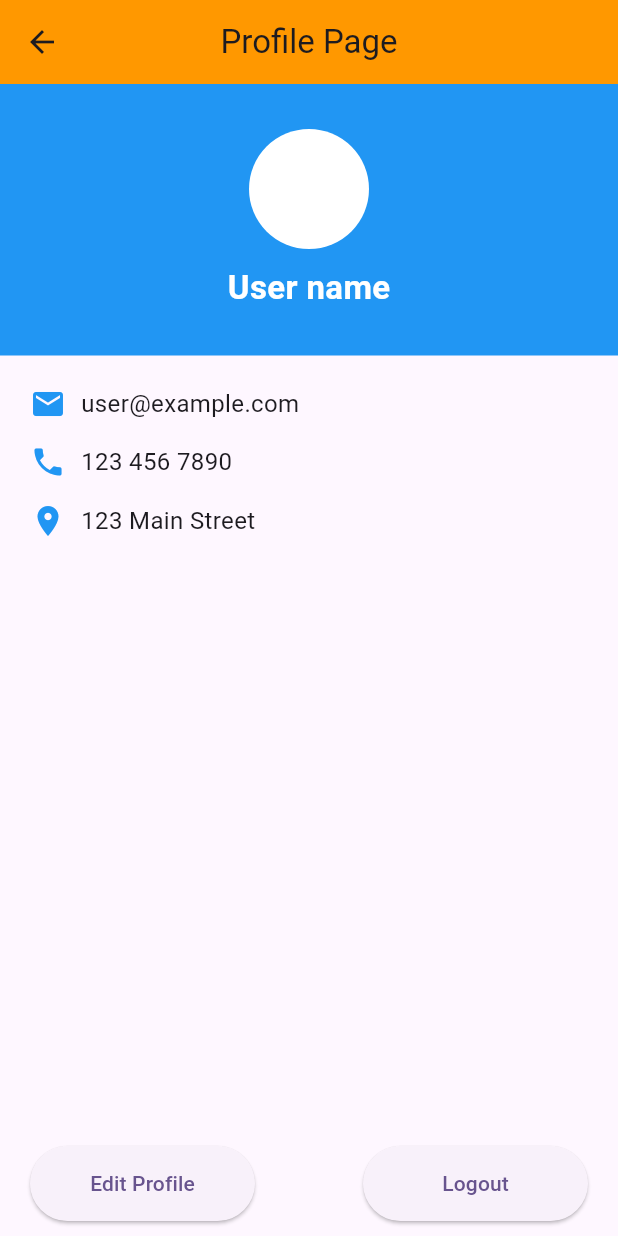
After one commit to Supatcha-Aoumdee/flutterproject, a Flutter app: the screen it shows after launch, after a tap on "Go to Answer 4", on a phone screen of 412 x 824 dp. The commit adds this screen. Run offline on Flutter 3.47's test engine with Material 3 defaults, Android fonts, the phone set to English and light mode, and no system bars.

Commit message:
Week3 Lab

```diff
--- a/lib/main.dart
+++ b/lib/main.dart
@@ -1,5 +1,10 @@
-import 'package:demoproject/homepage.dart';
+// import 'package:demoproject/bottom_navigation_bar/bottom_navigation_bar.dart';
+// import 'package:demoproject/page_navigation/first_page.dart';
 import 'package:flutter/material.dart';
+import 'package:demoproject/page_answer/answer1.dart';
+import 'package:demoproject/page_answer/answer2.dart';
+import 'package:demoproject/page_answer/answer3.dart';
+import 'package:demoproject/page_answer/answer4.dart';
 
 void main() {
   runApp(const MyApp());
@@ -12,37 +17,73 @@ class MyApp extends StatelessWidget {
   Widget build(BuildContext context) {
     return MaterialApp(
       title: 'Flutter Demo',
-      debugShowCheckedModeBanner: false, //ป้องกันว่าจะแสดงเป็น version debug อยู่
+      debugShowCheckedModeBanner: false,
       theme: ThemeData(
         colorScheme: ColorScheme.fromSeed(seedColor: Colors.deepPurple),
         useMaterial3: true,
       ),
-      home: Scaffold(//Scaffold ใช้จัดโครงสร้างของ app
-        appBar: AppBar(
-          title: const Text( //Text widget
-            'Flustter Demo',
-            style: TextStyle(color: Colors.white),
-        ),
-        leading: const Icon(Icons.add),
-        backgroundColor: Colors.lightBlue,
-        ), //Widget dynamic
-        body: Container(//เป็นเสมือน box
-          height: 100,
-          width: 100,
-          //ถ้าปิด 3 อันล่างนี้จะมีการเตือนตรง container ให้ใช้ Sizedbox
-          color: Colors.green,
-          padding: const EdgeInsets.all(20),//กำหนดกรอบภายใน
-          margin: const EdgeInsets.all(20),//กำหนดกรอบภายนอก
-          child: const Text('Hello')
-        ),//body เป็นตัวบอกว่าจะใส่อะไรไว้ในนี้
-
-        floatingActionButton: FloatingActionButton(
-          onPressed: () {//ปุ่มลอย ๆ บนหน้าจอ
-          print("Hello");//debug
-        },
-        child: const Icon(Icons.phone),//เพิ่มรูปในปุ่ม
-        ),
-      ) //const MyHomePage(),
-);
+      home: const HomePage(),
+    );
   }
 }
+
+class HomePage extends StatelessWidget {
+  const HomePage({super.key});
+
+  @override
+  Widget build(BuildContext context) {
+    return Scaffold(
+      appBar: AppBar(
+        centerTitle: true,
+        title: const Text('My Answer'),
+        backgroundColor: Colors.amber,
+      ),
+      body: Center(
+        child: Column(
+          mainAxisAlignment: MainAxisAlignment.center,
+          children: [
+            ElevatedButton(
+              onPressed: () {
+                Navigator.push(
+                  context,
+                  MaterialPageRoute(builder: (context) => const Answer1()),
+                );
+              },
+              child: const Text('Go to Answer 1'),
+            ),
+            const SizedBox(height: 10),
+            ElevatedButton(
+              onPressed: () {
+                Navigator.push(
+                  context,
+                  MaterialPageRoute(builder: (context) => const Answer2()),
+                );
+              },
+              child: const Text('Go to Answer 2'),
+            ),
+            const SizedBox(height: 10),
+            ElevatedButton(
+              onPressed: () {
+                Navigator.push(
+                  context,
+                  MaterialPageRoute(builder: (context) => const Answer3()),
+                );
+              },
+              child: const Text('Go to Answer 3'),
+            ),
+            const SizedBox(height: 10),
+            ElevatedButton(
+              onPressed: () {
+                Navigator.push(
+                  context,
+                  MaterialPageRoute(builder: (context) => const Answer4()),
+                );
+              },
+              child: const Text('Go to Answer 4'),
+            ),
+          ],
+        ),
+      ),
+    );
+  }
+}
--- /dev/null
+++ b/lib/page_answer/answer4.dart
@@ -0,0 +1,111 @@
+import 'package:flutter/material.dart';
+
+class Answer4 extends StatefulWidget {
+  const Answer4({super.key});
+
+  @override
+  State<Answer4> createState() => _Answer4State();
+}
+
+class _Answer4State extends State<Answer4> {
+  @override
+  Widget build(BuildContext context) {
+    return Scaffold(
+      appBar: AppBar(
+        centerTitle: true,
+        title: const Text('Profile Page'),
+        backgroundColor: Colors.orange,
+      ),
+      body:
+        Column(
+          crossAxisAlignment: CrossAxisAlignment.start,
+          children: [
+            Container(
+              width: double.infinity,
+              color: Colors.blue,
+              padding: const EdgeInsets.symmetric(vertical: 30),
+              child: Column(
+                children: [
+                  Container(
+                    width: 80,
+                    height: 80,
+                    decoration: const BoxDecoration(
+                      shape: BoxShape.circle,
+                      color: Colors.white,
+                    ),
+                  ),
+                  const SizedBox(height: 10),
+                  const Text(
+                    'User name',
+                    style: TextStyle(
+                      color: Colors.white,
+                      fontSize: 22,
+                      fontWeight: FontWeight.bold,
+                    ),
+                  ),
+                ],
+              ),
+            ),
+            const SizedBox(height: 20),
+
+            // Profile Information Section
+            const Padding(
+              padding: EdgeInsets.symmetric(horizontal: 20),
+              child: Column(
+                children: [
+                  Row(
+                    children: [
+                      Icon(Icons.email, color: Colors.blue),
+                      SizedBox(width: 10),
+                      Text('user@example.com', style: TextStyle(fontSize: 16)),
+                    ],
+                  ),
+                  SizedBox(height: 15),
+                  Row(
+                    children: [
+                      Icon(Icons.phone, color: Colors.blue),
+                      SizedBox(width: 10),
+                      Text('123 456 7890', style: TextStyle(fontSize: 16)),
+                    ],
+                  ),
+                  SizedBox(height: 15),
+                  Row(
+                    children: [
+                      Icon(Icons.location_on, color: Colors.blue),
+                      SizedBox(width: 10),
+                      Text('123 Main Street', style: TextStyle(fontSize: 16)),
+                    ],
+                  ),
+                ],
+              ),
+            ),
+            const SizedBox(height: 20),
+          ],
+        ),
+      bottomNavigationBar: Padding(
+        padding: const EdgeInsets.symmetric(horizontal: 20, vertical: 10),
+        child: Row(
+          mainAxisAlignment: MainAxisAlignment.spaceBetween,
+          children: [
+            ElevatedButton(
+              onPressed: () {
+              },
+              style: ElevatedButton.styleFrom(
+                minimumSize: const Size(150, 50),
+              ),
+              child: const Text('Edit Profile'),
+            ),
+            ElevatedButton(
+              onPressed: () {
+              },
+              style: ElevatedButton.styleFrom(
+                minimumSize: const Size(150, 50),
+              ),
+              child: const Text('Logout'),
+            ),
+          ],
+        ),
+      ),
+    );
+  }
+}
```
Also changed, not shown: lib/my_stateful_widget.dart (added, +71 -0 lines), lib/page_answer/answer1.dart (added, +71 -0 lines), lib/page_answer/answer2.dart (added, +80 -0 lines), lib/page_answer/answer3.dart (added, +102 -0 lines), lib/page_navigation/first_page.dart (added, +25 -0 lines), lib/page_navigation/second_page.dart (added, +23 -0 lines), assets/Product1.jpg (added), assets/Product2.jpg (added), assets/Product3.jpg (added), assets/Product4.jpg (added).
